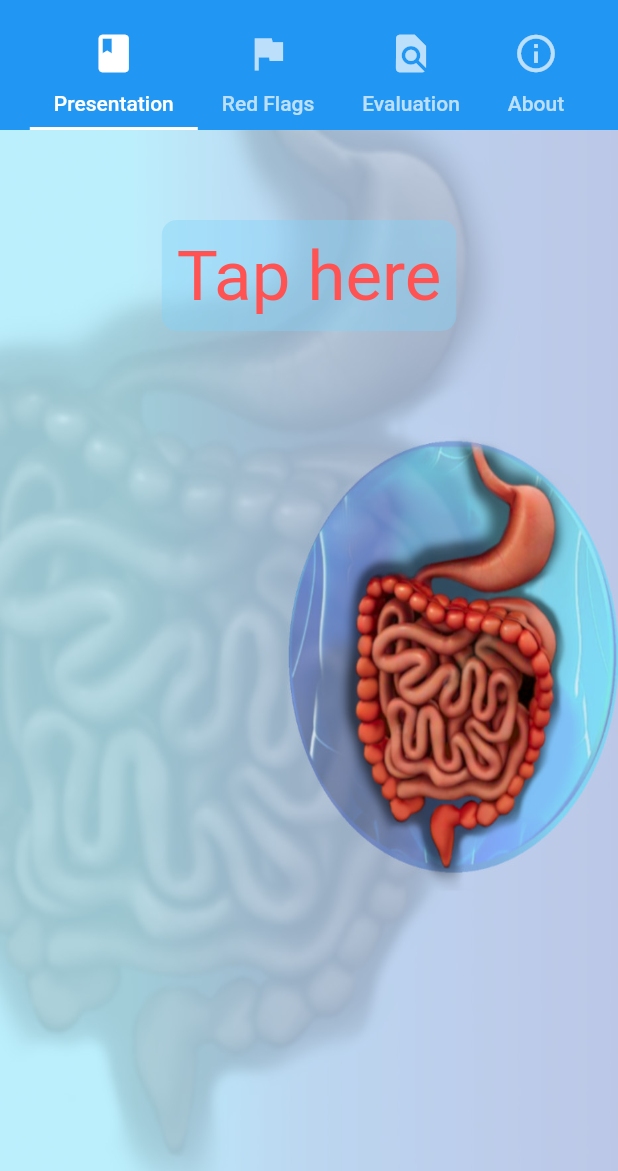
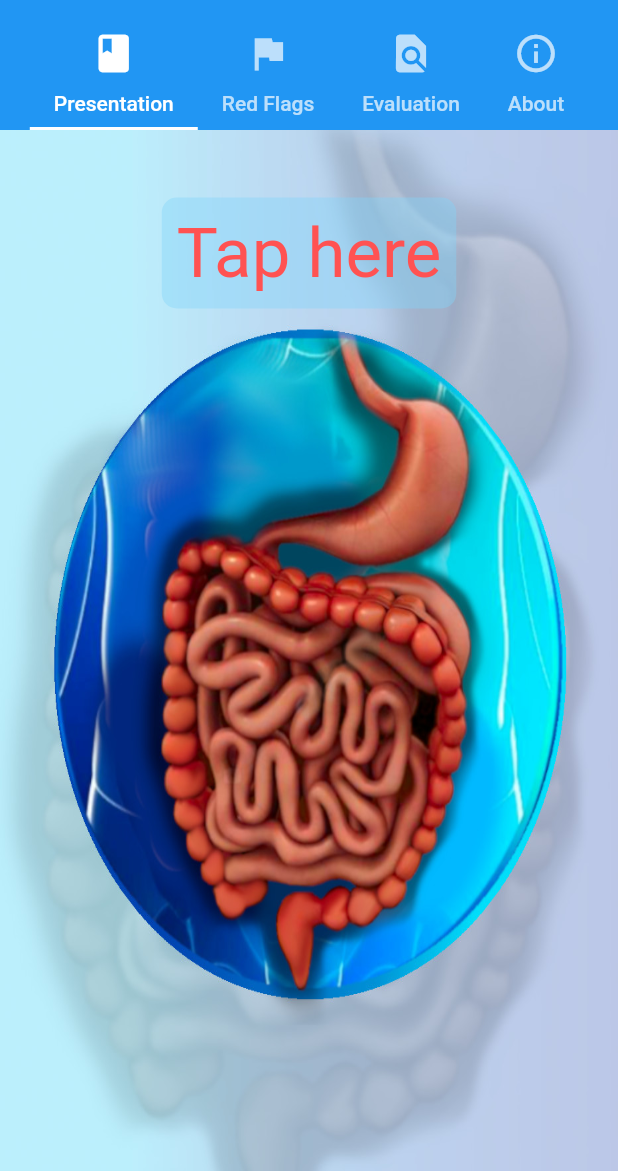
Before and after one commit to rogerio410/ecrohn, a Flutter app: the screen it shows after launch, on a phone screen of 412 x 824 dp, the part 65-1236 px from its top. Run offline on Flutter 3.47's test engine with Material 2 defaults, Android fonts, the phone set to English and light mode, and no system bars; our stand-ins replace carousel_slider, video_player; Roboto replaces fonts that are missing (Helvetica Hune).

Commit message:
Presetation tab

```diff
--- a/lib/widgets/presentation_tab.dart
+++ b/lib/widgets/presentation_tab.dart
@@ -25,7 +25,7 @@
     width: double.infinity,
     height: double.infinity,
     child: Image.asset(
-      'assets/images/t1.jpg',
+      'assets/images/t0.jpg',
       fit: BoxFit.fill,
     ),
   );
@@ -55,7 +55,7 @@
             child: Column(
               children: <Widget>[
                 SizedBox(
-                  height: 60,
+                  height: 45,
                 ),
                 Container(
                   padding: EdgeInsets.all(10),
```
